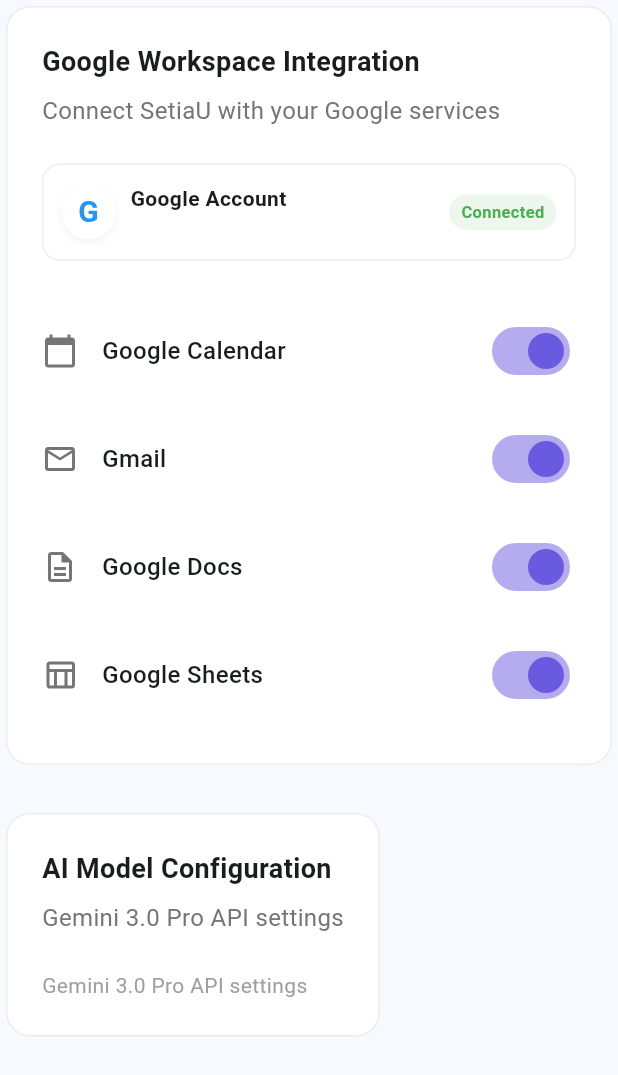
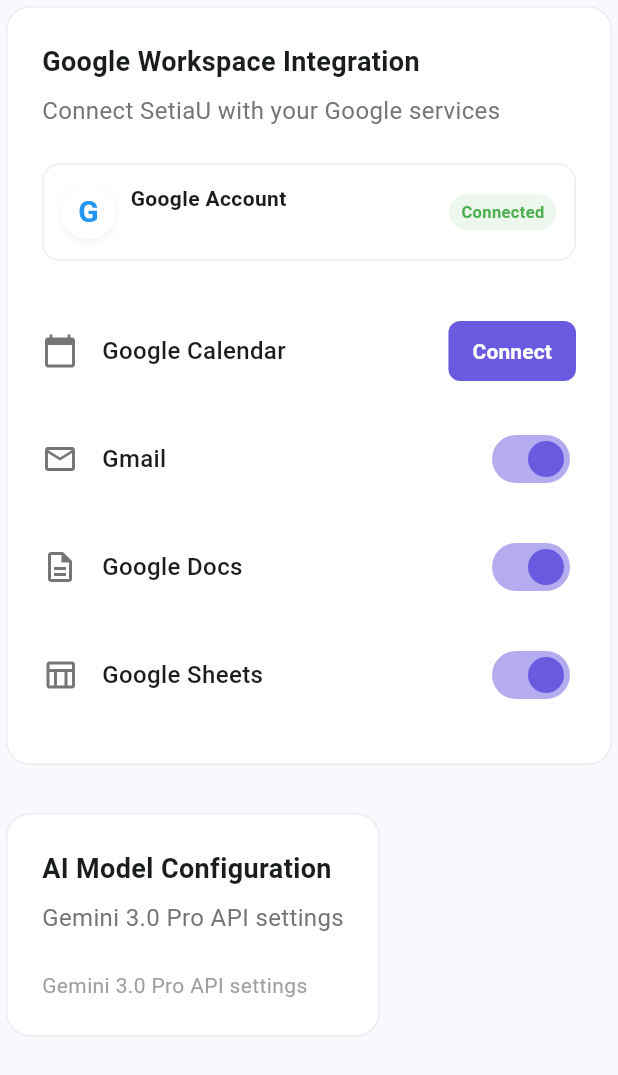
Before and after one commit to DiamondIvan/kitahack-setiaU, a Flutter app: the _IntegrationsSection widget shown alone on an empty page, opened directly, on a phone screen of 412 x 824 dp. Shown: the top 1075 px of the screen. Run offline on Flutter 3.47's test engine with Material 3 defaults, Android fonts, the phone set to English and light mode, and no system bars; our stand-ins replace cloud_firestore, firebase_auth, firebase_core, flutter_dotenv, google_generative_ai, google_sign_in and 1 more; accounts and stored records are empty.

Commit message:
google calendar working

```diff
--- a/lib/screens/settings_screen.dart
+++ b/lib/screens/settings_screen.dart
@@ -1,5 +1,6 @@
 import 'package:flutter/material.dart';
 import 'package:firebase_auth/firebase_auth.dart';
+import 'package:kitahack_setiau/services/google_calendar_service.dart';
 
 class SettingsScreen extends StatefulWidget {
   const SettingsScreen({super.key});
@@ -62,7 +63,8 @@
                               icon: Icons.person_outline,
                               isSelected: _selectedTab == 'Profile',
                               compact: isMobile,
-                              onTap: () => setState(() => _selectedTab = 'Profile'),
+                              onTap: () =>
+                                  setState(() => _selectedTab = 'Profile'),
                             ),
                             const SizedBox(width: 8),
                             _SettingsTab(
@@ -70,7 +72,9 @@
                               icon: Icons.notifications_outlined,
                               isSelected: _selectedTab == 'Notifications',
                               compact: isMobile,
-                              onTap: () => setState(() => _selectedTab = 'Notifications'),
+                              onTap: () => setState(
+                                () => _selectedTab = 'Notifications',
+                              ),
                             ),
                             const SizedBox(width: 8),
                             _SettingsTab(
@@ -78,7 +82,8 @@
                               icon: Icons.bolt_outlined,
                               isSelected: _selectedTab == 'Integrations',
                               compact: isMobile,
-                              onTap: () => setState(() => _selectedTab = 'Integrations'),
+                              onTap: () =>
+                                  setState(() => _selectedTab = 'Integrations'),
                             ),
                             const SizedBox(width: 8),
                             _SettingsTab(
@@ -86,7 +91,8 @@
                               icon: Icons.security_outlined,
                               isSelected: _selectedTab == 'Security',
                               compact: isMobile,
-                              onTap: () => setState(() => _selectedTab = 'Security'),
+                              onTap: () =>
+                                  setState(() => _selectedTab = 'Security'),
                             ),
                           ],
                         ),
@@ -204,12 +210,14 @@
   @override
   void initState() {
     super.initState();
-    _orgNameController =
-        TextEditingController(text: 'University Student Council');
+    _orgNameController = TextEditingController(
+      text: 'University Student Council',
+    );
     _orgTypeController = TextEditingController(text: 'Student Organization');
     _membersController = TextEditingController(text: '30');
-    _timezoneController =
-        TextEditingController(text: 'Asia/Kuala_Lumpur (GMT+8)');
+    _timezoneController = TextEditingController(
+      text: 'Asia/Kuala_Lumpur (GMT+8)',
+    );
   }
 
   @override
@@ -385,8 +393,69 @@
   }
 }
 
-class _IntegrationsSection extends StatelessWidget {
+class _IntegrationsSection extends StatefulWidget {
   const _IntegrationsSection();
+
+  @override
+  State<_IntegrationsSection> createState() => _IntegrationsSectionState();
+}
+
+class _IntegrationsSectionState extends State<_IntegrationsSection> {
+  bool _calendarConnected = false;
+  bool _calendarLoading = true;
+
+  @override
+  void initState() {
+    super.initState();
+    _checkCalendarStatus();
+  }
+
+  Future<void> _checkCalendarStatus() async {
+    final connected = await GoogleCalendarService.isSignedIn();
+    if (mounted)
+      setState(() {
+        _calendarConnected = connected;
+        _calendarLoading = false;
+      });
+  }
+
+  Future<void> _toggleCalendar() async {
+    setState(() => _calendarLoading = true);
+    try {
+      if (_calendarConnected) {
+        await GoogleCalendarService.signOut();
+        if (mounted)
+          setState(() {
+            _calendarConnected = false;
+            _calendarLoading = false;
+          });
+      } else {
+        final account = await GoogleCalendarService.signInForCalendar();
+        if (mounted)
+          setState(() {
+            _calendarConnected = account != null;
+            _calendarLoading = false;
+          });
+        if (account != null && mounted) {
+          ScaffoldMessenger.of(context).showSnackBar(
+            const SnackBar(
+              content: Text('Google Calendar connected!'),
+              backgroundColor: Colors.green,
+            ),
+          );
+        } else if (mounted) {
+          ScaffoldMessenger.of(context).showSnackBar(
+            const SnackBar(
+              content: Text('Google Calendar sign-in was cancelled or failed.'),
+              backgroundColor: Colors.orange,
+            ),
+          );
+        }
+      }
+    } catch (e) {
+      if (mounted) setState(() => _calendarLoading = false);
+    }
+  }
 
   @override
   Widget build(BuildContext context) {
@@ -445,7 +514,10 @@
                         ),
                         Text(
                           userEmail,
-                          style: TextStyle(color: Colors.grey[600], fontSize: 13),
+                          style: TextStyle(
+                            color: Colors.grey[600],
+                            fontSize: 13,
+                          ),
                           overflow: TextOverflow.ellipsis,
                           maxLines: 1,
                         ),
@@ -475,12 +547,55 @@
               ),
             ),
             const SizedBox(height: 24),
-            _SwitchRow(
-              title: 'Google Calendar',
-              subtitle: '',
-              icon: Icons.calendar_today,
-              initialValue: true,
-              compact: true,
+            // Google Calendar — real connect/disconnect
+            Padding(
+              padding: const EdgeInsets.symmetric(vertical: 12.0),
+              child: Row(
+                children: [
+                  Icon(Icons.calendar_today, size: 24, color: Colors.grey[600]),
+                  const SizedBox(width: 16),
+                  const Expanded(
+                    child: Text(
+                      'Google Calendar',
+                      style: TextStyle(
+                        fontSize: 16,
+                        fontWeight: FontWeight.w500,
+                        color: Color(0xFF1A1D1E),
+                      ),
+                    ),
+                  ),
+                  const SizedBox(width: 16),
+                  _calendarLoading
+                      ? const SizedBox(
+                          width: 24,
+                          height: 24,
+                          child: CircularProgressIndicator(strokeWidth: 2),
+                        )
+                      : ElevatedButton(
+                          onPressed: _toggleCalendar,
+                          style: ElevatedButton.styleFrom(
+                            backgroundColor: _calendarConnected
+                                ? Colors.red[50]
+                                : const Color(0xFF6A5AE0),
+                            foregroundColor: _calendarConnected
+                                ? Colors.red[700]
+                                : Colors.white,
+                            elevation: 0,
+                            shape: RoundedRectangleBorder(
+                              borderRadius: BorderRadius.circular(8),
+                            ),
+                            padding: const EdgeInsets.symmetric(
+                              horizontal: 16,
+                              vertical: 10,
+                            ),
+                          ),
+                          child: Text(
+                            _calendarConnected ? 'Disconnect' : 'Connect',
+                            style: const TextStyle(fontWeight: FontWeight.w600),
+                          ),
+                        ),
+                ],
+              ),
             ),
             _SwitchRow(
               title: 'Gmail',
@@ -751,8 +866,10 @@
           decoration: InputDecoration(
             filled: true,
             fillColor: Colors.white,
-            contentPadding:
-                const EdgeInsets.symmetric(vertical: 12, horizontal: 16),
+            contentPadding: const EdgeInsets.symmetric(
+              vertical: 12,
+              horizontal: 16,
+            ),
             border: OutlineInputBorder(
               borderRadius: BorderRadius.circular(8),
               borderSide: BorderSide(color: Colors.grey.withAlpha(51)),
--- a/pubspec.yaml
+++ b/pubspec.yaml
@@ -45,6 +45,7 @@
   provider: ^6.1.0
   uuid: ^4.1.0
   flutter_dotenv: ^5.1.0
+  http: ^1.2.0
 
 dev_dependencies:
   flutter_test:
```
Also changed, not shown: lib/screens/dashboard_mode_screen.dart (+40 -4 lines), lib/screens/home_screen.dart (+33 -32 lines), lib/services/google_calendar_service.dart (+108 -3 lines), pubspec.lock. Lines whose indentation alone changed are shown as unchanged.
